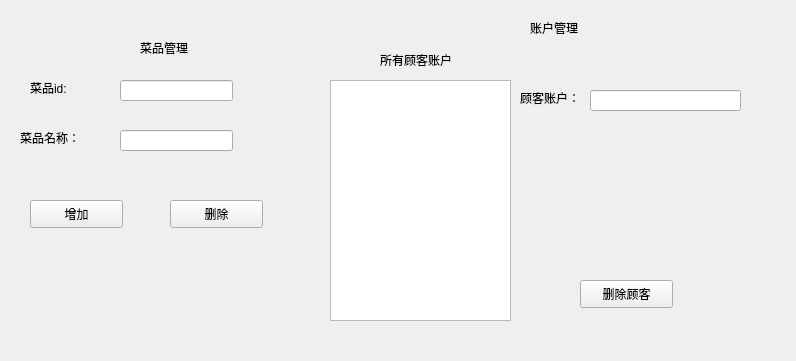
Before: the Qt Designer form admin/admin.ui in yedk/customer, drawn with Qt 5.
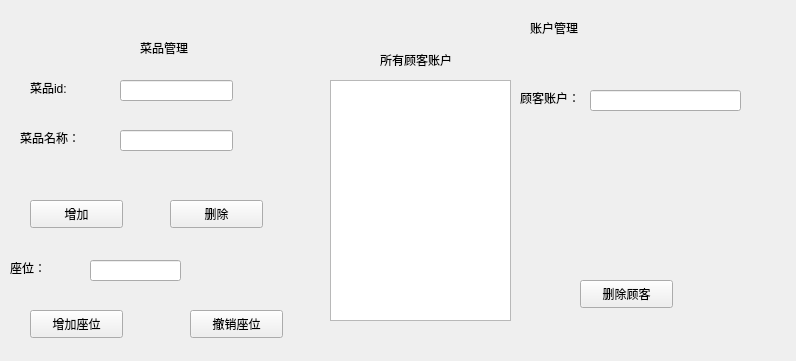
After: the same form once the commit is applied.

Commit message: 增加了座位数据库系统

Diff of the .ui file:
```diff
--- a/admin/admin.ui
+++ b/admin/admin.ui
@@ -170,6 +170,55 @@
     <string>顾客账户：</string>
    </property>
   </widget>
+  <widget class="QLabel" name="label_7">
+   <property name="geometry">
+    <rect>
+     <x>10</x>
+     <y>260</y>
+     <width>72</width>
+     <height>15</height>
+    </rect>
+   </property>
+   <property name="text">
+    <string>座位：</string>
+   </property>
+  </widget>
+  <widget class="QLineEdit" name="seat">
+   <property name="geometry">
+    <rect>
+     <x>90</x>
+     <y>260</y>
+     <width>91</width>
+     <height>21</height>
+    </rect>
+   </property>
+  </widget>
+  <widget class="QPushButton" name="timseat">
+   <property name="geometry">
+    <rect>
+     <x>30</x>
+     <y>310</y>
+     <width>93</width>
+     <height>28</height>
+    </rect>
+   </property>
+   <property name="text">
+    <string>增加座位</string>
+   </property>
+  </widget>
+  <widget class="QPushButton" name="revoke">
+   <property name="geometry">
+    <rect>
+     <x>190</x>
+     <y>310</y>
+     <width>93</width>
+     <height>28</height>
+    </rect>
+   </property>
+   <property name="text">
+    <string>撤销座位</string>
+   </property>
+  </widget>
  </widget>
  <layoutdefault spacing="6" margin="11"/>
  <resources>
```
The commit also changes 9 other files.
